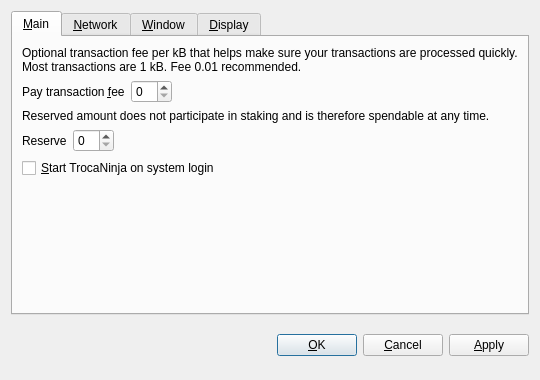
This is src/qt/forms/optionsdialog.ui in tnjtnj/tnj as Qt 5 draws it before an edit. The edited form follows.
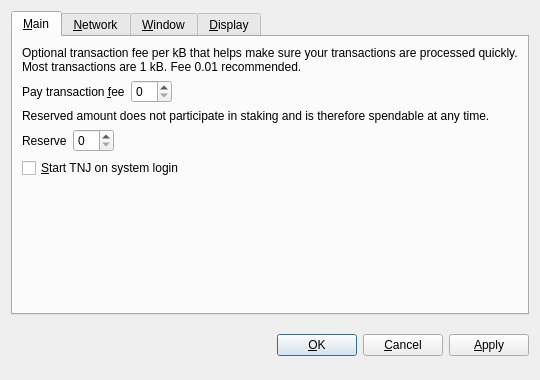
This is the edited form. Custom widgets are drawn as their Qt base class.

Patch:
```diff
--- a/src/qt/forms/optionsdialog.ui
+++ b/src/qt/forms/optionsdialog.ui
@@ -128,7 +128,7 @@
           <string>Automatically start TrocaNinja after logging in to the system.</string>
          </property>
          <property name="text">
-          <string>&amp;Start TrocaNinja on system login</string>
+          <string>&amp;Start TNJ on system login</string>
          </property>
         </widget>
        </item>
```
Left out of the diff: 10 changed lines with no effect on the pictures.
